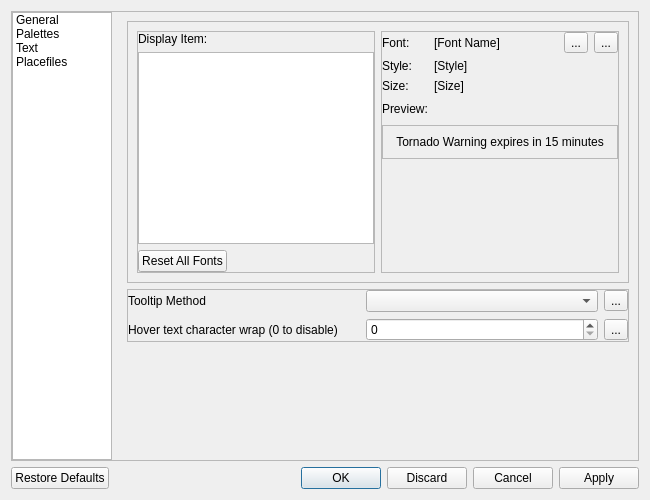
Above: scwx-qt/source/scwx/qt/ui/settings_dialog.ui from dpaulat/supercell-wx before the change. Below: the same form after it.
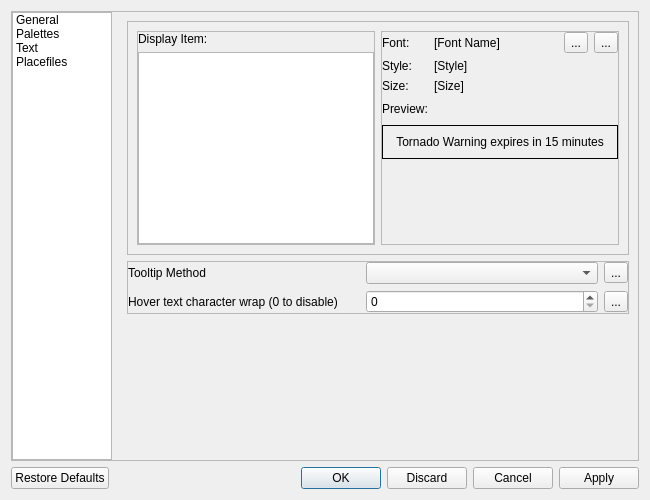
That is the form after the change. The open tabs and pages were chosen to show the change. Icons and pictures are not drawn.

Commit message: Connecting font selection to settings dialog, in-work

```diff
--- a/scwx-qt/source/scwx/qt/ui/settings_dialog.ui
+++ b/scwx-qt/source/scwx/qt/ui/settings_dialog.ui
@@ -102,7 +102,7 @@
          </sizepolicy>
         </property>
         <property name="currentIndex">
-         <number>0</number>
+         <number>2</number>
         </property>
         <widget class="QWidget" name="general">
          <layout class="QVBoxLayout" name="verticalLayout_2">
@@ -468,36 +468,16 @@
                 <property name="bottomMargin">
                  <number>0</number>
                 </property>
-                <item row="2" column="1">
-                 <spacer name="horizontalSpacer_2">
-                  <property name="orientation">
-                   <enum>Qt::Horizontal</enum>
-                  </property>
-                  <property name="sizeHint" stdset="0">
-                   <size>
-                    <width>40</width>
-                    <height>20</height>
-                   </size>
-                  </property>
-                 </spacer>
-                </item>
-                <item row="2" column="0">
-                 <widget class="QPushButton" name="resetAllFontsButton">
-                  <property name="text">
-                   <string>Reset All Fonts</string>
-                  </property>
-                 </widget>
-                </item>
-                <item row="1" column="0" colspan="3">
-                 <widget class="QListView" name="fontListView"/>
-                </item>
-                <item row="0" column="0" colspan="3">
+                <item row="0" column="0" colspan="2">
                  <widget class="QLabel" name="label_10">
                   <property name="text">
                    <string>Display Item:</string>
                   </property>
                  </widget>
                 </item>
+                <item row="1" column="0" colspan="2">
+                 <widget class="QListView" name="fontListView"/>
+                </item>
                </layout>
               </widget>
              </item>
@@ -538,10 +518,10 @@
                 <item row="7" column="0" colspan="5">
                  <widget class="QFrame" name="frame_7">
                   <property name="frameShape">
-                   <enum>QFrame::StyledPanel</enum>
+                   <enum>QFrame::Panel</enum>
                   </property>
                   <property name="frameShadow">
-                   <enum>QFrame::Raised</enum>
+                   <enum>QFrame::Plain</enum>
                   </property>
                   <layout class="QVBoxLayout" name="verticalLayout_7">
                    <item>
```
The commit also changes 5 other files.
